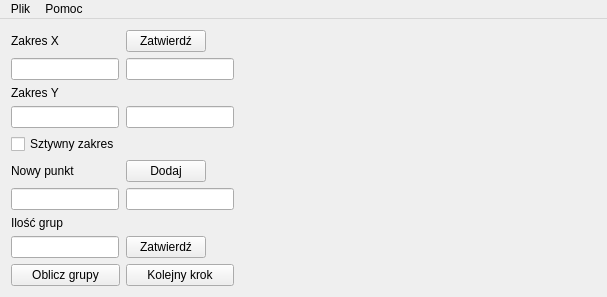
Qt form mainwindow.ui (szpght/ClusteringGui) before a commit.
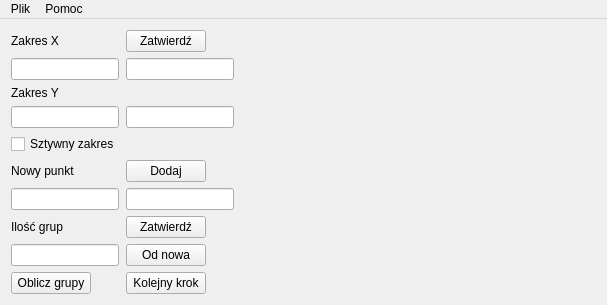
The same form after that commit. Custom widgets are drawn as their Qt base class.

What changed in the file:
```diff
--- a/mainwindow.ui
+++ b/mainwindow.ui
@@ -181,21 +181,14 @@
         </property>
        </widget>
       </item>
-      <item row="8" column="1">
-       <widget class="QPushButton" name="groupNumberBtn">
-        <property name="sizePolicy">
-         <sizepolicy hsizetype="Fixed" vsizetype="Fixed">
-          <horstretch>0</horstretch>
-          <verstretch>0</verstretch>
-         </sizepolicy>
-        </property>
-        <property name="text">
-         <string>Zatwierdź</string>
-        </property>
-       </widget>
-      </item>
       <item row="9" column="0">
        <widget class="QPushButton" name="calculateBtn">
+        <property name="sizePolicy">
+         <sizepolicy hsizetype="Fixed" vsizetype="Fixed">
+          <horstretch>0</horstretch>
+          <verstretch>0</verstretch>
+         </sizepolicy>
+        </property>
         <property name="text">
          <string>Oblicz grupy</string>
         </property>
@@ -203,11 +196,43 @@
       </item>
       <item row="9" column="1">
        <widget class="QPushButton" name="stepBtn">
+        <property name="sizePolicy">
+         <sizepolicy hsizetype="Fixed" vsizetype="Fixed">
+          <horstretch>0</horstretch>
+          <verstretch>0</verstretch>
+         </sizepolicy>
+        </property>
         <property name="text">
          <string>Kolejny krok</string>
         </property>
        </widget>
       </item>
+      <item row="7" column="1">
+       <widget class="QPushButton" name="groupNumberBtn">
+        <property name="sizePolicy">
+         <sizepolicy hsizetype="Fixed" vsizetype="Fixed">
+          <horstretch>0</horstretch>
+          <verstretch>0</verstretch>
+         </sizepolicy>
+        </property>
+        <property name="text">
+         <string>Zatwierdź</string>
+        </property>
+       </widget>
+      </item>
+      <item row="8" column="1">
+       <widget class="QPushButton" name="newCalculationBtn">
+        <property name="sizePolicy">
+         <sizepolicy hsizetype="Fixed" vsizetype="Fixed">
+          <horstretch>0</horstretch>
+          <verstretch>0</verstretch>
+         </sizepolicy>
+        </property>
+        <property name="text">
+         <string>Od nowa</string>
+        </property>
+       </widget>
+      </item>
      </layout>
     </item>
     <item row="0" column="1">
```
